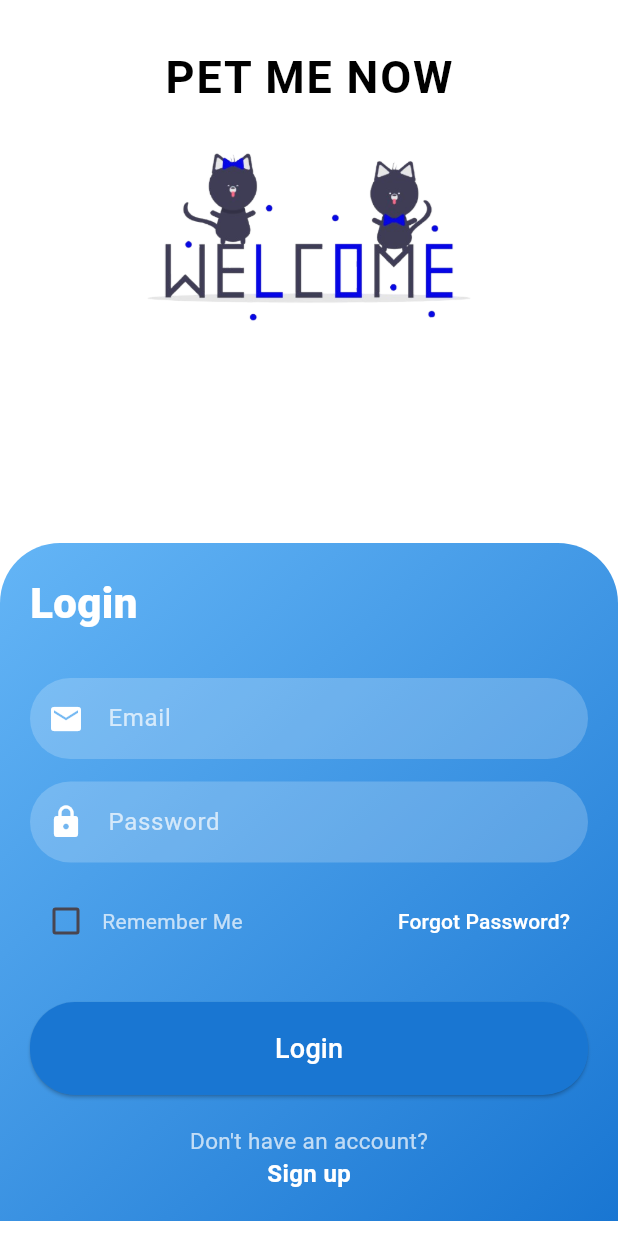
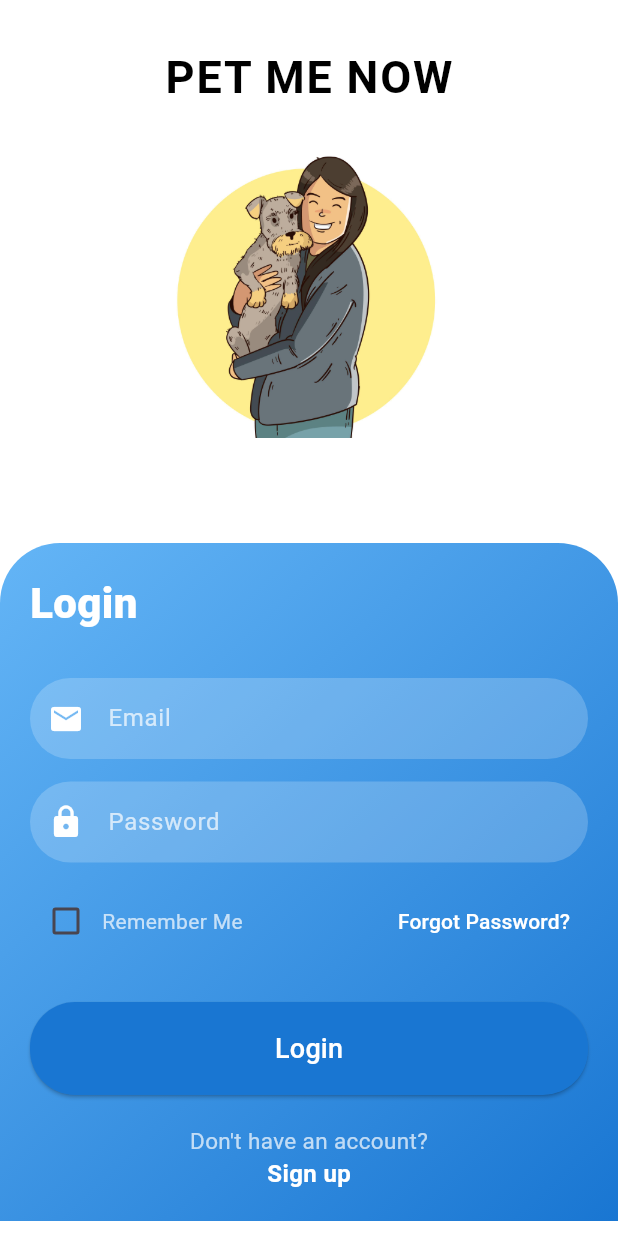
Before and after one commit to AtomSah/my_pet_care, a Flutter app: the LoginView screen opened directly, on a phone screen of 412 x 824 dp. Run offline on Flutter 3.47's test engine with Material 3 defaults, Android fonts, the light colour scheme and no system bars; our stand-ins replace dartz, dio, equatable, flutter_bloc, get_it, hive_flutter and 6 more; accounts and stored records are empty; network calls fail; Roboto replaces fonts that are missing (Poppins Regular).

Commit message:
login picture added

```diff
--- a/lib/features/auth/presentation/view/login_view.dart
+++ b/lib/features/auth/presentation/view/login_view.dart
@@ -31,15 +31,15 @@ class LoginView extends StatelessWidget {
                   letterSpacing: 1.2,
                 ),
               ),
-              const SizedBox(height: 10),
+              const SizedBox(height: 19),
               Padding(
                 padding: const EdgeInsets.symmetric(horizontal: 40.0),
                 child: Image.asset(
-                  'assets/image/welcome-removebg.png',
-                  height: 150,
+                  'assets/image/login33.png',
+                  height: 200,
                 ),
               ),
-              const SizedBox(height: 89),
+              const SizedBox(height: 30),
 
               // Added Padding above Login Form Section
               Padding(
```
